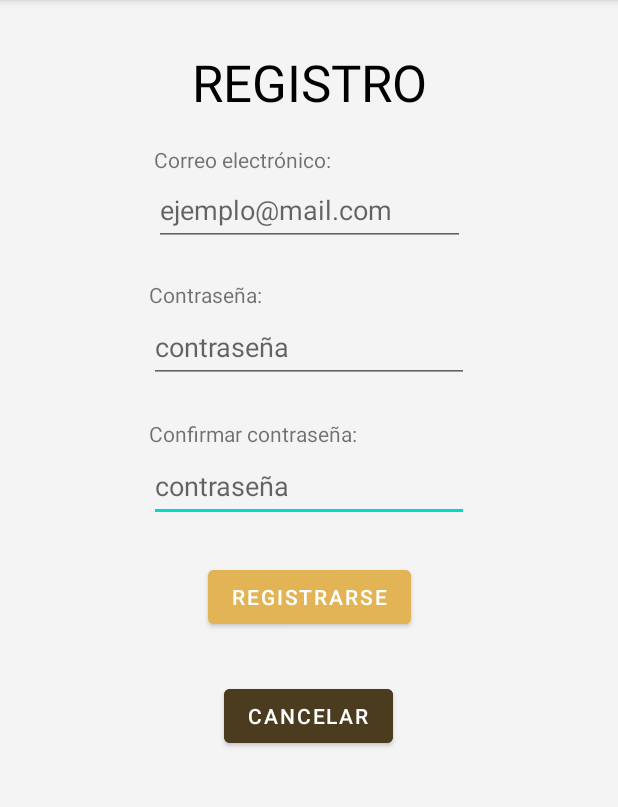
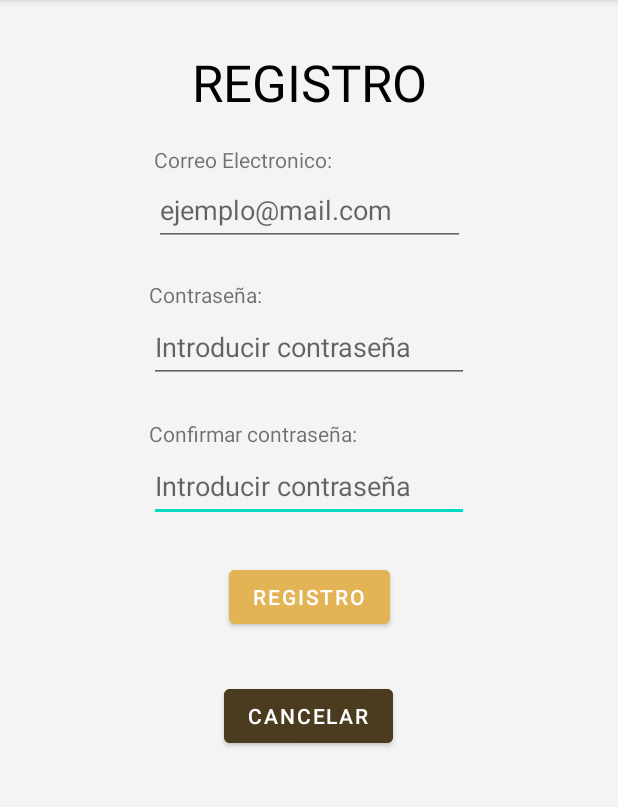
Before and after one commit to DarkPathUnderTheSun/My-Application, an Android app: the Registro screen opened directly, with no data from a screen before it, on a phone screen of 412 x 824 dp, the part 84-891 px from its top. Run offline under Robolectric (Android 15) with nearby library versions, the phone set to English and light mode, and no system bars; our stand-ins replace Volley.

Commit message:
Commit de lenguaje.... todas las etiquetas del lenguaje ya realizadas, solo queda que el boton funcione

```diff
--- a/app/src/main/res/layout/activity_registro.xml
+++ b/app/src/main/res/layout/activity_registro.xml
@@ -15,7 +15,7 @@
         android:layout_height="wrap_content"
         android:layout_marginTop="300dp"
         android:ems="10"
-        android:hint="contraseña"
+        android:hint="@string/iSesionIPassword"
         android:inputType="textPassword"
         android:minHeight="48dp"
         app:layout_constraintEnd_toEndOf="parent"
@@ -28,7 +28,7 @@
         android:layout_width="wrap_content"
         android:layout_height="wrap_content"
         android:layout_marginBottom="1dp"
-        android:text="Confirmar contraseña:"
+        android:text="@string/cContraseña"
         app:layout_constraintBottom_toTopOf="@+id/editTextTextPassword2"
         app:layout_constraintStart_toStartOf="@+id/editTextTextPassword2" />
 
@@ -58,7 +58,7 @@
         android:layout_height="wrap_content"
         android:layout_marginTop="207dp"
         android:ems="10"
-        android:hint="contraseña"
+        android:hint="@string/iSesionIPassword"
         android:inputType="textPassword"
         android:minHeight="48dp"
         app:layout_constraintEnd_toEndOf="parent"
@@ -70,7 +70,7 @@
         android:id="@+id/textView"
         android:layout_width="wrap_content"
         android:layout_height="wrap_content"
-        android:text="Correo electrónico:"
+        android:text="@string/iSesionEmail"
         app:layout_constraintBottom_toTopOf="@+id/editTextTextEmailAddress"
         app:layout_constraintStart_toStartOf="@+id/editTextTextEmailAddress" />
 
@@ -79,7 +79,7 @@
         android:layout_width="wrap_content"
         android:layout_height="wrap_content"
         android:layout_marginBottom="1dp"
-        android:text="Contraseña:"
+        android:text="@string/iSesionPassword"
         app:layout_constraintBottom_toTopOf="@+id/editTextTextPassword"
         app:layout_constraintStart_toStartOf="@+id/editTextTextPassword" />
 
@@ -88,7 +88,7 @@
         android:layout_width="179dp"
         android:layout_height="47dp"
         android:layout_marginTop="32dp"
-        android:text="REGISTRO"
+        android:text="@string/Registro"
         android:textAlignment="center"
         android:textColor="#000000"
         android:textSize="34sp"
@@ -103,7 +103,7 @@
         android:layout_height="wrap_content"
         android:layout_marginTop="374dp"
         android:backgroundTint="@color/Color_acepto"
-        android:text="REGISTRARSE"
+        android:text="@string/Registro"
         app:layout_constraintEnd_toEndOf="parent"
         app:layout_constraintStart_toStartOf="parent"
         app:layout_constraintTop_toTopOf="parent" />
@@ -114,7 +114,7 @@
         android:layout_height="wrap_content"
         android:layout_marginTop="453dp"
         android:backgroundTint="@color/Color_atras"
-        android:text="cancelar"
+        android:text="@string/cancel"
         app:layout_constraintEnd_toEndOf="parent"
         app:layout_constraintHorizontal_bias="0.498"
         app:layout_constraintStart_toStartOf="parent"
--- a/app/src/main/res/values/strings.xml
+++ b/app/src/main/res/values/strings.xml
@@ -1,6 +1,7 @@
 <resources>
     <string name="back">Atrás</string>
     <string name="next">Siguiente</string>
+    <string name="cancel">Cancelar</string>
     <string name="app_name">My Application</string>
     <string name="title_activity_login">Login</string>
     <string name="prompt_email">Email</string>
@@ -27,5 +28,6 @@
     <string name="iSesionICorreo">Introducir correo</string>
     <string name="iSesionPassword">Contraseña:</string>
     <string name="iSesionIPassword">Introducir contraseña</string>
-
+    <string name="cContraseña">Confirmar contraseña:</string>
+    <string name="Registro">REGISTRO</string>
 </resources>
```
Also changed, not shown: 1 other file.
